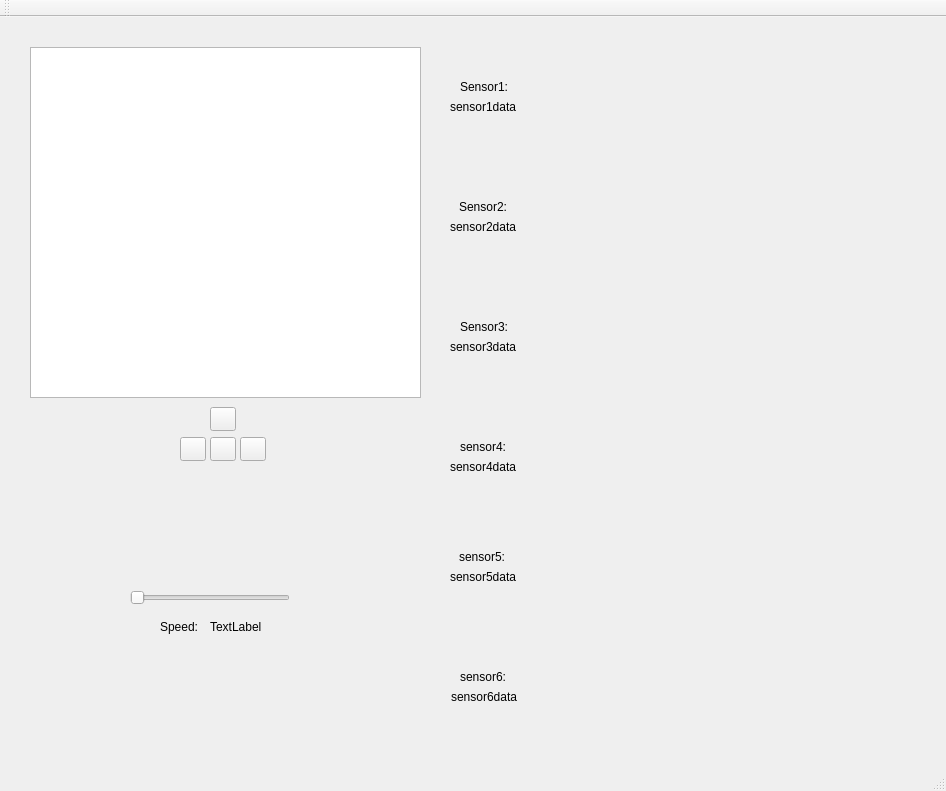
Above: Kod/Styr/STYR/STYR/mapGUI/gui.ui from hansfilipelo/Kandidadprojekt before the change. Below: the same form after it.
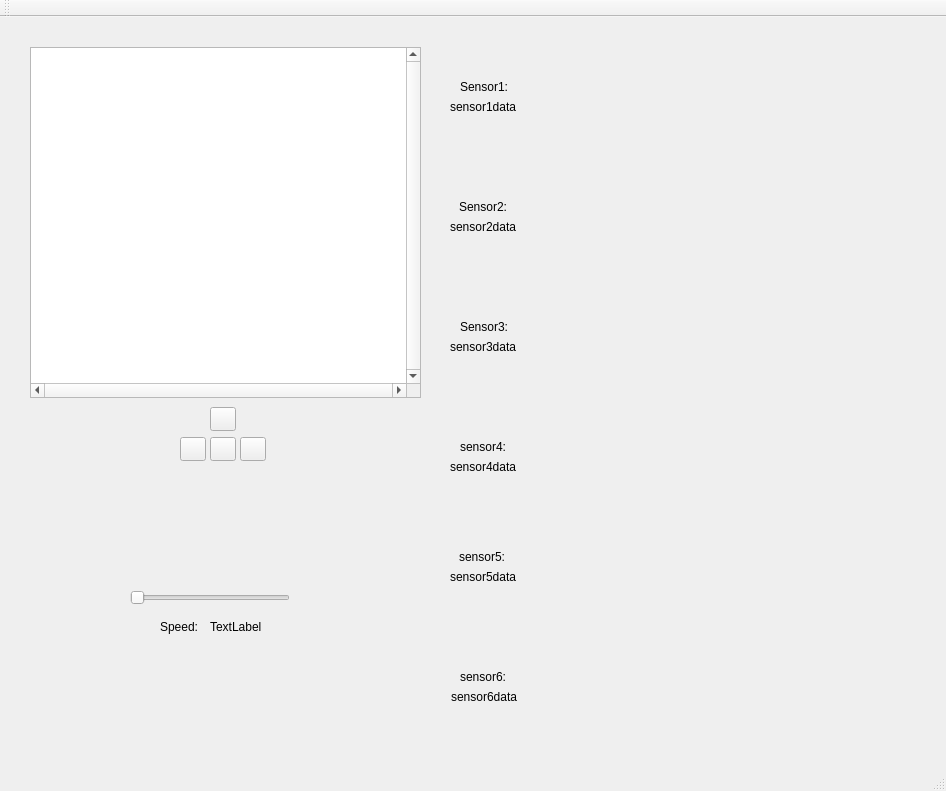
That is the form after the change. Custom widgets are drawn as their Qt base class.

The edit to the form file:
```diff
--- a/Kod/Styr/STYR/STYR/mapGUI/gui.ui
+++ b/Kod/Styr/STYR/STYR/mapGUI/gui.ui
@@ -23,6 +23,12 @@
       <height>351</height>
      </rect>
     </property>
+    <property name="verticalScrollBarPolicy">
+     <enum>Qt::ScrollBarAlwaysOn</enum>
+    </property>
+    <property name="horizontalScrollBarPolicy">
+     <enum>Qt::ScrollBarAlwaysOn</enum>
+    </property>
    </widget>
    <widget class="QSlider" name="speedSlider">
     <property name="geometry">
```
